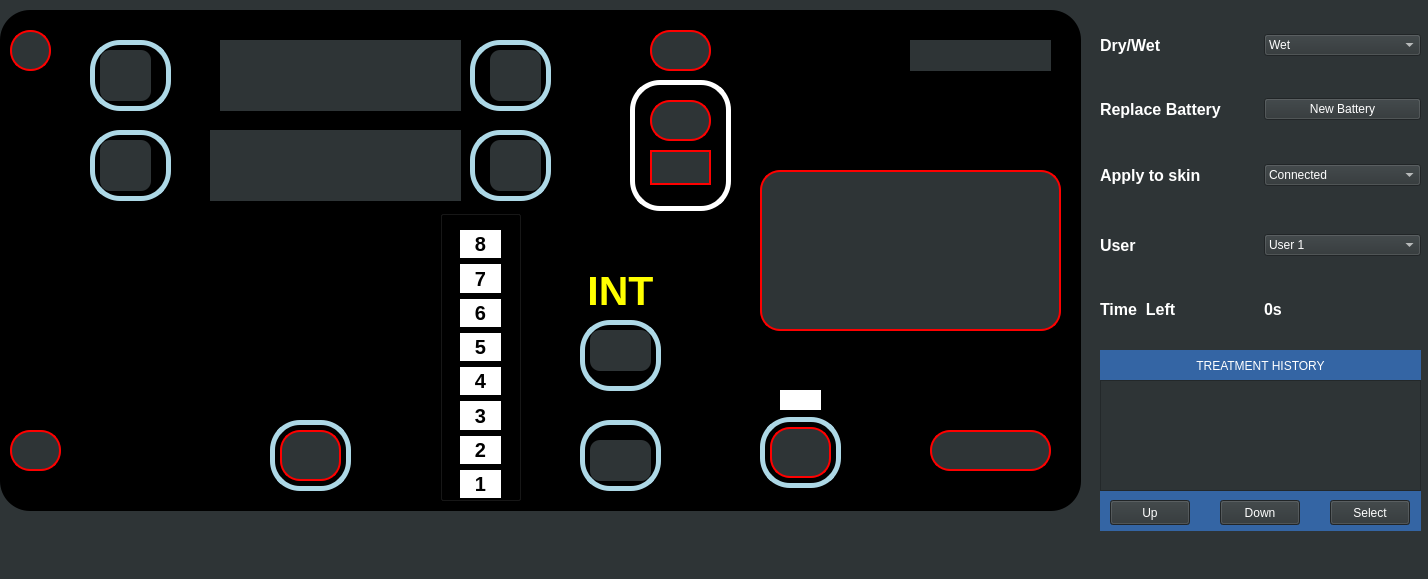
Above: Oasis/mainwindow.ui from AmnElDawla/OasisPro before the change. Below: the same form after it.
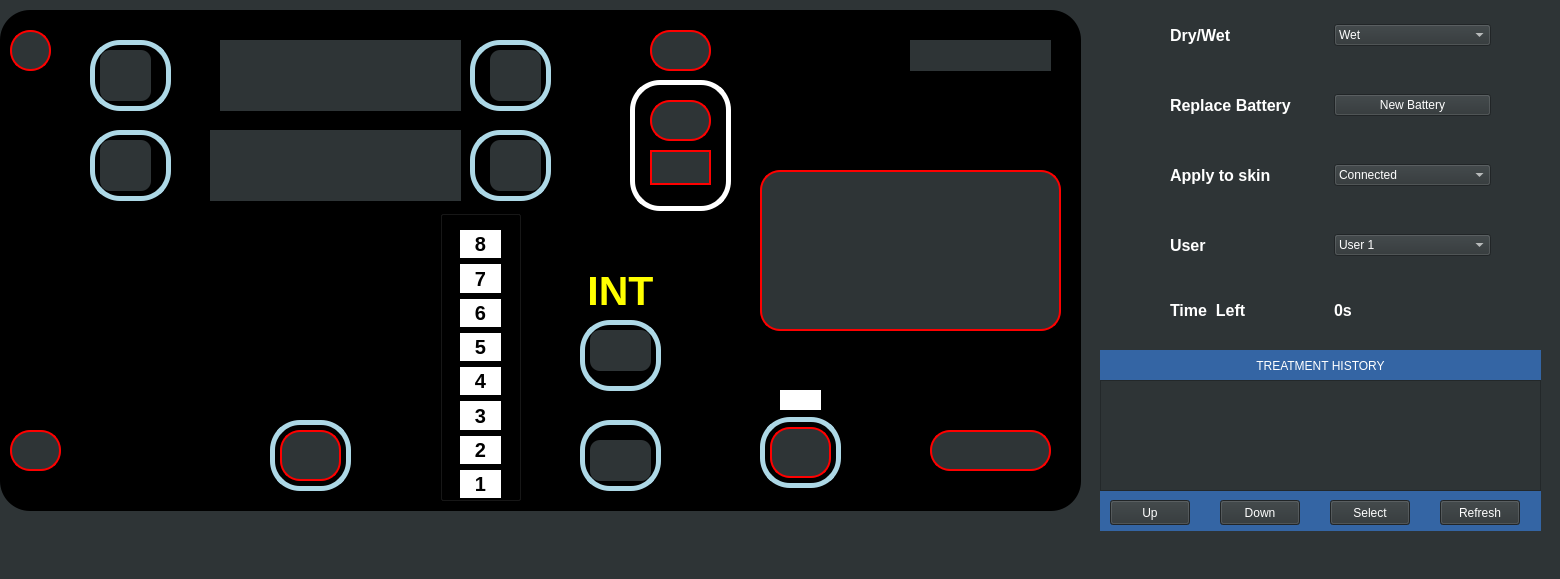
That is the form after the change. Icons and pictures are not drawn.

Commit message: Adding replay recorded treatment feature - IN PROGRESS

The edit to the form file:
```diff
--- a/Oasis/mainwindow.ui
+++ b/Oasis/mainwindow.ui
@@ -6,7 +6,7 @@
    <rect>
     <x>0</x>
     <y>0</y>
-    <width>1428</width>
+    <width>1560</width>
     <height>579</height>
    </rect>
   </property>
@@ -16,12 +16,6 @@
     <height>579</height>
    </size>
   </property>
-  <property name="maximumSize">
-   <size>
-    <width>1428</width>
-    <height>579</height>
-   </size>
-  </property>
   <property name="windowTitle">
    <string>OasisPro</string>
   </property>
@@ -893,7 +887,7 @@
    <widget class="QWidget" name="layoutWidget">
     <property name="geometry">
      <rect>
-      <x>1100</x>
+      <x>1170</x>
       <y>150</y>
       <width>321</width>
       <height>51</height>
@@ -941,8 +935,8 @@
    <widget class="QWidget" name="layoutWidget">
     <property name="geometry">
      <rect>
-      <x>1100</x>
-      <y>84</y>
+      <x>1170</x>
+      <y>80</y>
       <width>321</width>
       <height>51</height>
      </rect>
@@ -990,7 +984,7 @@
      <rect>
       <x>1100</x>
       <y>490</y>
-      <width>321</width>
+      <width>441</width>
       <height>41</height>
      </rect>
     </property>
@@ -1010,7 +1004,7 @@
      <rect>
       <x>1100</x>
       <y>350</y>
-      <width>321</width>
+      <width>441</width>
       <height>31</height>
      </rect>
     </property>
@@ -1030,7 +1024,7 @@
      <rect>
       <x>1100</x>
       <y>380</y>
-      <width>321</width>
+      <width>441</width>
       <height>111</height>
      </rect>
     </property>
@@ -1101,8 +1095,8 @@
    <widget class="QWidget" name="layoutWidget">
     <property name="geometry">
      <rect>
-      <x>1100</x>
-      <y>20</y>
+      <x>1170</x>
+      <y>10</y>
       <width>321</width>
       <height>51</height>
      </rect>
@@ -1149,7 +1143,7 @@
    <widget class="QWidget" name="layoutWidget">
     <property name="geometry">
      <rect>
-      <x>1100</x>
+      <x>1170</x>
       <y>220</y>
       <width>321</width>
       <height>51</height>
@@ -1204,11 +1198,11 @@
      </item>
     </layout>
    </widget>
-   <widget class="QWidget" name="">
+   <widget class="QWidget" name="layoutWidget">
     <property name="geometry">
      <rect>
-      <x>1100</x>
-      <y>289</y>
+      <x>1170</x>
+      <y>290</y>
       <width>321</width>
       <height>41</height>
      </rect>
@@ -1244,6 +1238,19 @@
      </item>
     </layout>
    </widget>
+   <widget class="QPushButton" name="treatmentRefreshBtn">
+    <property name="geometry">
+     <rect>
+      <x>1440</x>
+      <y>500</y>
+      <width>80</width>
+      <height>25</height>
+     </rect>
+    </property>
+    <property name="text">
+     <string>Refresh</string>
+    </property>
+   </widget>
   </widget>
   <widget class="QMenuBar" name="menubar">
    <property name="geometry">
```
Left out of the diff: 2 changed lines with no effect on the pictures. The commit also changes 2 other files.
